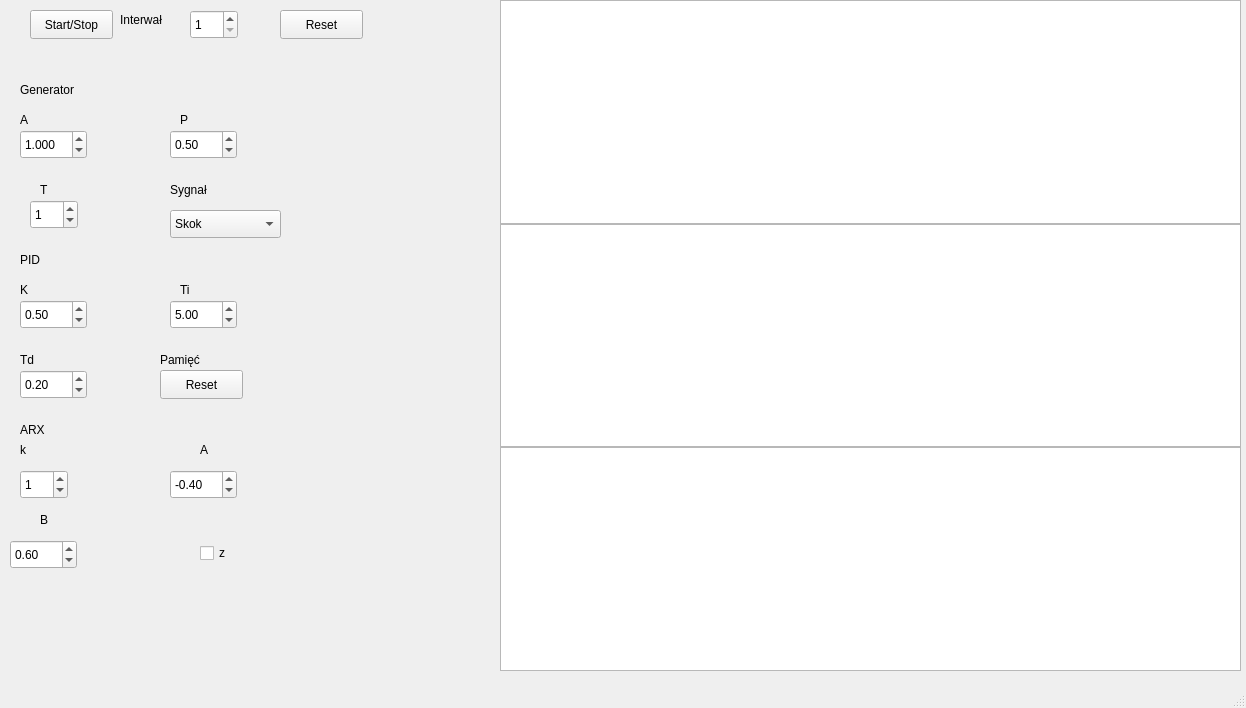
BartWoj28/Symulator_UAR_GUI, file mainwindow.ui: the form before one commit.
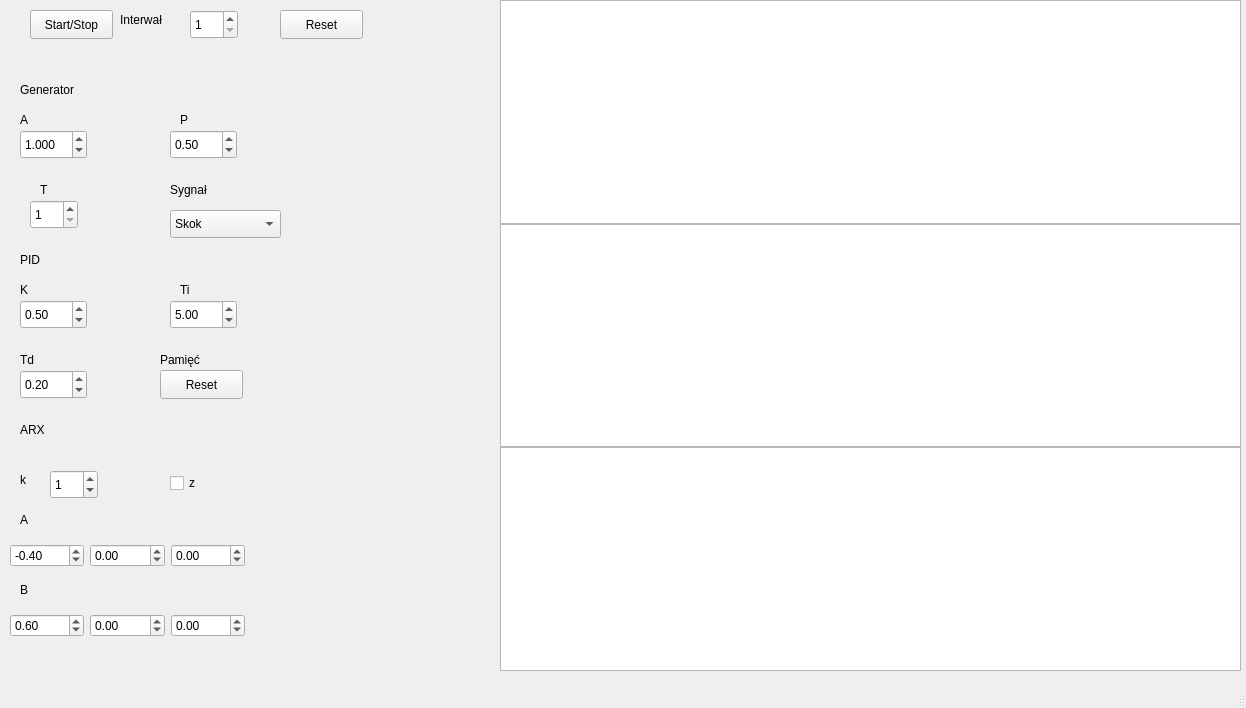
The form after the commit. Custom widgets are drawn as their Qt base class.

```diff
--- a/mainwindow.ui
+++ b/mainwindow.ui
@@ -211,9 +211,9 @@
    <widget class="QLabel" name="label_12">
     <property name="geometry">
      <rect>
-      <x>200</x>
-      <y>440</y>
-      <width>63</width>
+      <x>20</x>
+      <y>510</y>
+      <width>21</width>
       <height>20</height>
      </rect>
     </property>
@@ -237,8 +237,8 @@
    <widget class="QLabel" name="label_15">
     <property name="geometry">
      <rect>
-      <x>40</x>
-      <y>510</y>
+      <x>20</x>
+      <y>580</y>
       <width>63</width>
       <height>20</height>
      </rect>
@@ -251,8 +251,8 @@
     <property name="geometry">
      <rect>
       <x>20</x>
-      <y>440</y>
-      <width>63</width>
+      <y>470</y>
+      <width>31</width>
       <height>20</height>
      </rect>
     </property>
@@ -323,6 +323,9 @@
       <height>29</height>
      </rect>
     </property>
+    <property name="minimum">
+     <number>1</number>
+    </property>
     <property name="value">
      <number>1</number>
     </property>
@@ -378,7 +381,7 @@
    <widget class="QSpinBox" name="ustawkarx">
     <property name="geometry">
      <rect>
-      <x>20</x>
+      <x>50</x>
       <y>470</y>
       <width>48</width>
       <height>29</height>
@@ -391,44 +394,6 @@
      <number>1</number>
     </property>
    </widget>
-   <widget class="QDoubleSpinBox" name="ustawA1">
-    <property name="geometry">
-     <rect>
-      <x>170</x>
-      <y>470</y>
-      <width>67</width>
-      <height>29</height>
-     </rect>
-    </property>
-    <property name="minimum">
-     <double>-99.000000000000000</double>
-    </property>
-    <property name="singleStep">
-     <double>0.500000000000000</double>
-    </property>
-    <property name="value">
-     <double>-0.400000000000000</double>
-    </property>
-   </widget>
-   <widget class="QDoubleSpinBox" name="ustawB1">
-    <property name="geometry">
-     <rect>
-      <x>10</x>
-      <y>540</y>
-      <width>67</width>
-      <height>29</height>
-     </rect>
-    </property>
-    <property name="minimum">
-     <double>-99.000000000000000</double>
-    </property>
-    <property name="singleStep">
-     <double>0.500000000000000</double>
-    </property>
-    <property name="value">
-     <double>0.600000000000000</double>
-    </property>
-   </widget>
    <widget class="QWidget" name="layoutWidget">
     <property name="geometry">
      <rect>
@@ -456,8 +421,8 @@
    <widget class="QCheckBox" name="checkBox">
     <property name="geometry">
      <rect>
-      <x>200</x>
-      <y>540</y>
+      <x>170</x>
+      <y>470</y>
       <width>41</width>
       <height>26</height>
      </rect>
@@ -482,6 +447,102 @@
      <string>Pamięć</string>
     </property>
    </widget>
+   <widget class="QWidget" name="layoutWidget">
+    <property name="geometry">
+     <rect>
+      <x>10</x>
+      <y>540</y>
+      <width>235</width>
+      <height>31</height>
+     </rect>
+    </property>
+    <layout class="QHBoxLayout" name="horizontalLayout">
+     <item>
+      <widget class="QDoubleSpinBox" name="ustawA1">
+       <property name="minimum">
+        <double>-99.000000000000000</double>
+       </property>
+       <property name="singleStep">
+        <double>0.500000000000000</double>
+       </property>
+       <property name="value">
+        <double>-0.400000000000000</double>
+       </property>
+      </widget>
+     </item>
+     <item>
+      <widget class="QDoubleSpinBox" name="ustawA2">
+       <property name="minimum">
+        <double>-99.000000000000000</double>
+       </property>
+       <property name="singleStep">
+        <double>0.500000000000000</double>
+       </property>
+      </widget>
+     </item>
+     <item>
+      <widget class="QDoubleSpinBox" name="ustawA3">
+       <property name="minimum">
+        <double>-99.000000000000000</double>
+       </property>
+       <property name="maximum">
+        <double>99.989999999999995</double>
+       </property>
+       <property name="singleStep">
+        <double>0.500000000000000</double>
+       </property>
+       <property name="value">
+        <double>0.000000000000000</double>
+       </property>
+      </widget>
+     </item>
+    </layout>
+   </widget>
+   <widget class="QWidget" name="layoutWidget">
+    <property name="geometry">
+     <rect>
+      <x>10</x>
+      <y>610</y>
+      <width>235</width>
+      <height>31</height>
+     </rect>
+    </property>
+    <layout class="QHBoxLayout" name="horizontalLayout_2">
+     <item>
+      <widget class="QDoubleSpinBox" name="ustawB1">
+       <property name="minimum">
+        <double>-99.000000000000000</double>
+       </property>
+       <property name="singleStep">
+        <double>0.500000000000000</double>
+       </property>
+       <property name="value">
+        <double>0.600000000000000</double>
+       </property>
+      </widget>
+     </item>
+     <item>
+      <widget class="QDoubleSpinBox" name="ustawB2">
+       <property name="minimum">
+        <double>-99.000000000000000</double>
+       </property>
+       <property name="singleStep">
+        <double>0.500000000000000</double>
+       </property>
+      </widget>
+     </item>
+     <item>
+      <widget class="QDoubleSpinBox" name="ustawB3">
+       <property name="minimum">
+        <double>-99.000000000000000</double>
+       </property>
+       <property name="singleStep">
+        <double>0.500000000000000</double>
+       </property>
+      </widget>
+     </item>
+    </layout>
+   </widget>
   </widget>
   <widget class="QMenuBar" name="menubar">
    <property name="geometry">
```
Left out of the diff: 5 changed lines with no effect on the pictures.
